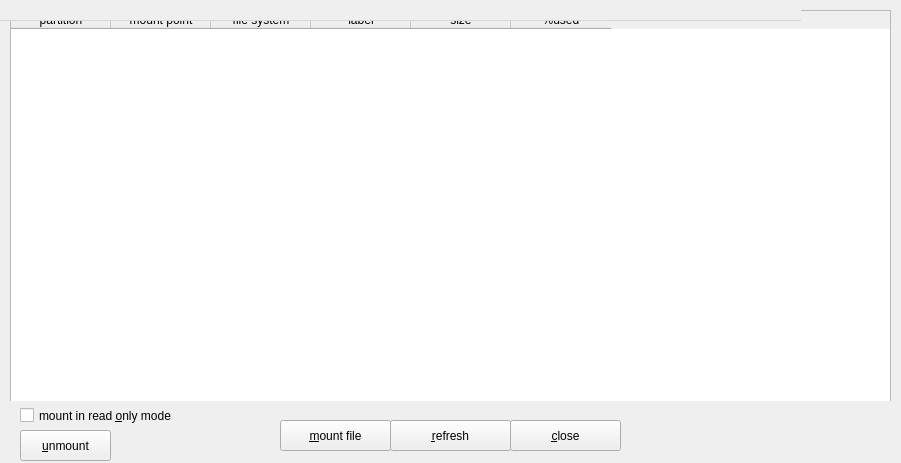
Qt form zuluMount-gui/mainwindow.ui (mhogomchungu/zuluCrypt) before a commit.
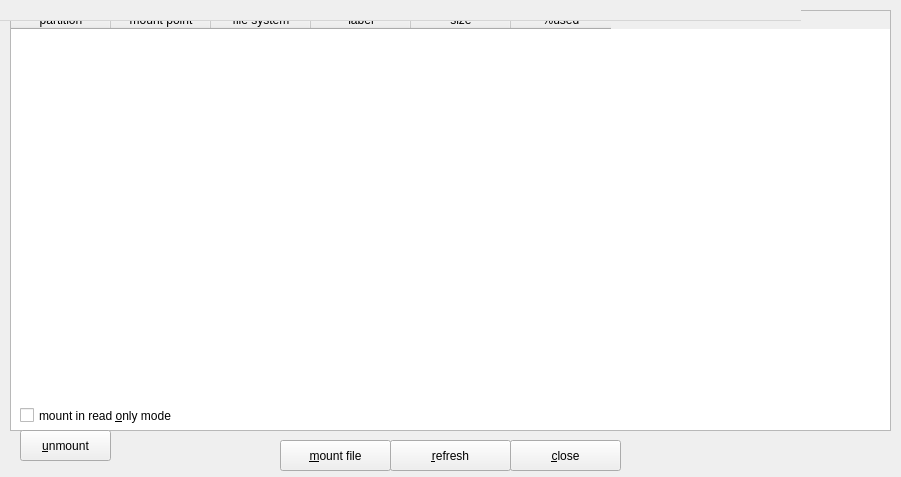
The same form after that commit.

Commit message: make zuluMount-gui window a bit bigger

What changed in the file:
```diff
--- a/zuluMount-gui/mainwindow.ui
+++ b/zuluMount-gui/mainwindow.ui
@@ -10,7 +10,7 @@
     <x>0</x>
     <y>0</y>
     <width>901</width>
-    <height>463</height>
+    <height>477</height>
    </rect>
   </property>
   <property name="windowTitle">
@@ -22,7 +22,7 @@
      <x>10</x>
      <y>0</y>
      <width>881</width>
-     <height>401</height>
+     <height>431</height>
     </rect>
    </property>
    <widget class="QTableWidget" name="tableWidget">
@@ -31,7 +31,7 @@
       <x>0</x>
       <y>10</y>
       <width>881</width>
-      <height>401</height>
+      <height>421</height>
      </rect>
     </property>
     <property name="editTriggers">
@@ -146,7 +146,7 @@
    <property name="geometry">
     <rect>
      <x>280</x>
-     <y>420</y>
+     <y>440</y>
      <width>111</width>
      <height>31</height>
     </rect>
@@ -165,7 +165,7 @@
    <property name="geometry">
     <rect>
      <x>390</x>
-     <y>420</y>
+     <y>440</y>
      <width>121</width>
      <height>31</height>
     </rect>
@@ -178,7 +178,7 @@
    <property name="geometry">
     <rect>
      <x>510</x>
-     <y>420</y>
+     <y>440</y>
      <width>111</width>
      <height>31</height>
     </rect>
```
The commit also changes 1 other file.
